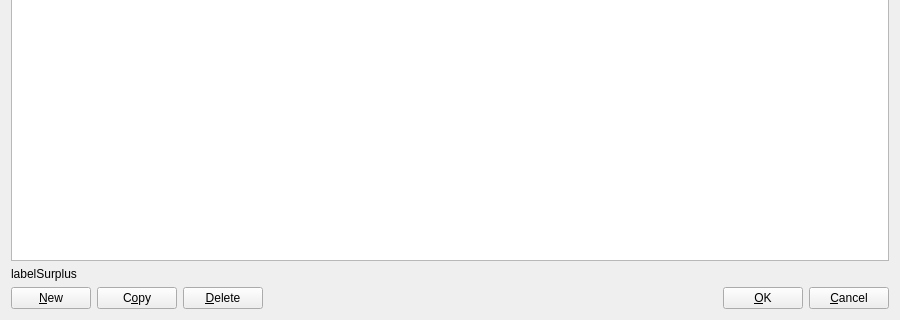
First picture: the form in src/qt/forms/stakingrewardsettingpage.ui, repository wakumo/xpchain, before the edit; both pictures show x 0 to 900 and y 180 to 500 of the 900 by 500 pixel window.
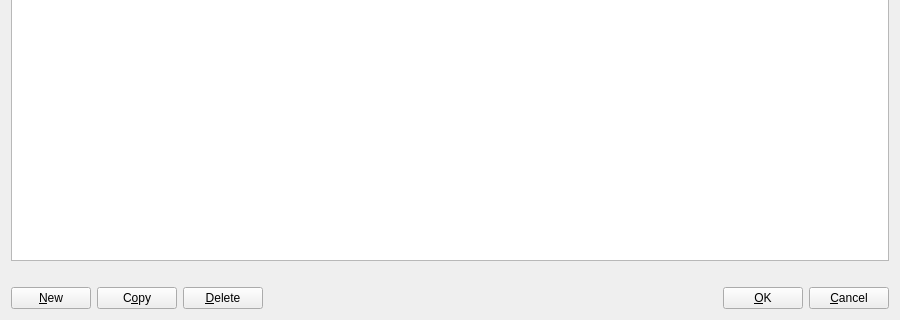
Second picture: the form after the edit. Icons and pictures are not drawn.

Commit message: Update GUI strings of staking reward setting window

The edit to the form file:
```diff
--- a/src/qt/forms/stakingrewardsettingpage.ui
+++ b/src/qt/forms/stakingrewardsettingpage.ui
@@ -70,9 +70,6 @@
      <property name="wordWrap">
       <bool>true</bool>
      </property>
-     <property name="text">
-      <string>labelSurplus</string>
-     </property>
     </widget>
    </item>
    <item>
```
Left out of the diff: 6 changed lines with no effect on the pictures. The commit also changes 2 other files.
